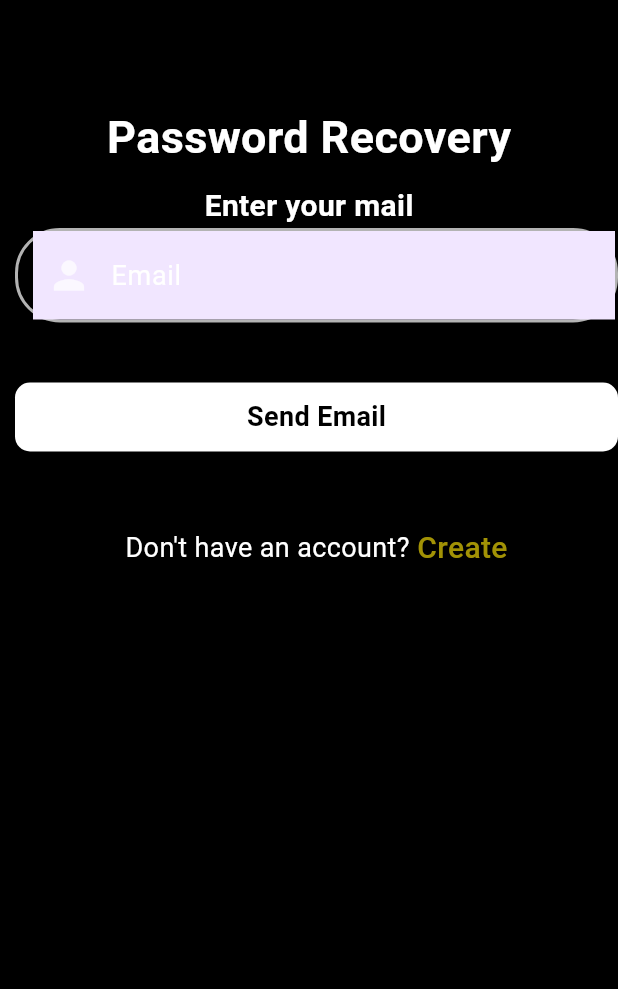
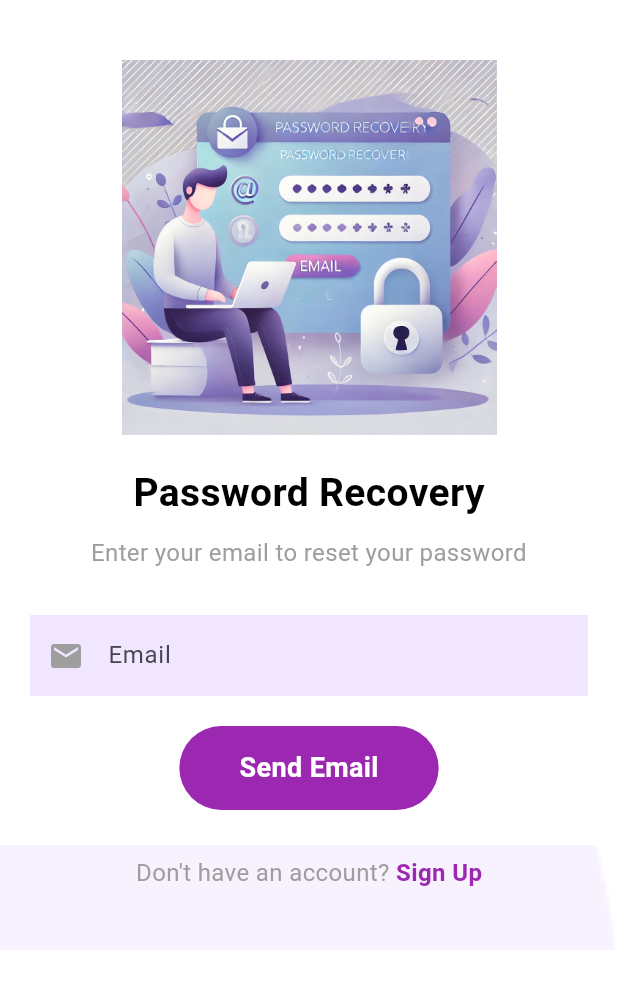
Before and after one commit to cs25d002/ISE-MobileApplication, a Flutter app: the ForgotPassword screen opened directly, on a phone screen of 412 x 824 dp. Shown: the top 989 px of the screen. Run offline on Flutter 3.47's test engine with Material 3 defaults, Android fonts, the phone set to English and light mode, and no system bars; our stand-ins replace cloud_firestore, firebase_auth, firebase_core, flutter_svg, google_sign_in; accounts and stored records are empty.

Commit message:
pulled from main

```diff
--- a/vewha/lib/Screens/Welcome/Login/forgot_password.dart
+++ b/vewha/lib/Screens/Welcome/Login/forgot_password.dart
@@ -1,8 +1,5 @@
-// dependencies
 import 'package:firebase_auth/firebase_auth.dart';
 import 'package:flutter/material.dart';
-
-// page refs
 import '../Signup/signup_screen.dart';
 
 class ForgotPassword extends StatefulWidget {
@@ -14,8 +11,7 @@ class ForgotPassword extends StatefulWidget {
 
 class _ForgotPasswordState extends State<ForgotPassword> {
   String email = "";
-  TextEditingController mailcontroller = new TextEditingController();
-
+  TextEditingController mailcontroller = TextEditingController();
   final _formkey = GlobalKey<FormState>();
 
   resetPassword() async {
@@ -23,151 +19,194 @@ class _ForgotPasswordState extends State<ForgotPassword> {
       await FirebaseAuth.instance.sendPasswordResetEmail(email: email);
       ScaffoldMessenger.of(context).showSnackBar(SnackBar(
         content: Text(
-        "Password Reset Email has been sent !",
+          "Password Reset Email has been sent!",
           style: TextStyle(fontSize: 20.0),
-      )));
+        ),
+      ));
     } on FirebaseAuthException catch (e) {
       if (e.code == "user-not-found") {
         ScaffoldMessenger.of(context).showSnackBar(SnackBar(
           content: Text(
             "No user found for that email.",
             style: TextStyle(fontSize: 20.0),
-        )));
+          ),
+        ));
       }
     }
   }
 
   @override
   Widget build(BuildContext context) {
+    final screenWidth = MediaQuery.of(context).size.width;
+
     return Scaffold(
-      backgroundColor: Colors.black,
-      body: Container(
+      backgroundColor: Colors.white,
+      body: Stack(
+        children: [
+          // Bottom Decorative Image
+          Positioned(
+            bottom: 0,
+            left: 0,
+            right: 0,
+            child: Image.asset(
+              'assets/images/main_bottom.png', // Replace with your bottom image path
+              fit: BoxFit.cover,
+              height: 70,
+            ),
+          ),
+          // Main Content
+          LayoutBuilder(
+            builder: (context, constraints) {
+              if (constraints.maxWidth > 600) {
+                return Row(
+                  children: [
+                    Expanded(
+                      flex: 1,
+                      child: Center(
+                        child: Image.asset(
+                          'assets/images/forgot_pswd.webp',
+                          width: 400,
+                          fit: BoxFit.contain,
+                        ),
+                      ),
+                    ),
+                    Expanded(
+                      flex: 1,
+                      child: SingleChildScrollView(
+                        padding: const EdgeInsets.all(40.0),
+                        child: buildForm(context, screenWidth),
+                      ),
+                    ),
+                  ],
+                );
+              } else {
+                return SingleChildScrollView(
+                  child: Padding(
+                    padding: const EdgeInsets.symmetric(
+                        horizontal: 20, vertical: 40),
                     child: Column(
+                      mainAxisAlignment: MainAxisAlignment.center,
                       children: [
-            SizedBox(
-              height: 70.0,
+                        Image.asset(
+                          'assets/images/forgot_pswd.webp',
+                          height: 250,
+                          fit: BoxFit.contain,
                         ),
-            Container(
-              alignment: Alignment.topCenter,
-              child: Text(
+                        const SizedBox(height: 20),
+                        buildForm(context, screenWidth),
+                      ],
+                    ),
+                  ),
+                );
+              }
+            },
+          ),
+        ],
+      ),
+    );
+  }
+
+  Widget buildForm(BuildContext context, double screenWidth) {
+    return Column(
+      crossAxisAlignment: CrossAxisAlignment.center,
+      children: [
+        const Text(
           "Password Recovery",
           style: TextStyle(
-                    color: Colors.white,
-                    fontSize: 30.0,
-                    fontWeight: FontWeight.bold),
+            fontSize: 26,
+            fontWeight: FontWeight.bold,
+            color: Colors.black,
           ),
         ),
-            SizedBox(
-              height: 10.0,
+        const SizedBox(height: 10),
+        const Text(
+          "Enter your email to reset your password",
+          textAlign: TextAlign.center,
+          style: TextStyle(
+            fontSize: 16,
+            color: Colors.grey,
           ),
-            Text(
-              "Enter your mail",
-              style: TextStyle(
-                  color: Colors.white,
-                  fontSize: 20.0,
-                  fontWeight: FontWeight.bold),
         ),
-            Expanded(
-                child: Form(
+        const SizedBox(height: 30),
+        Form(
           key: _formkey,
-                    child: Padding(
-                      padding: EdgeInsets.only(left: 10.0),
-                      child: ListView(
-                        children: [
-                          Container(
-                            padding: EdgeInsets.only(left: 10.0),
+          child: Container(
             decoration: BoxDecoration(
-                              border:
-                                  Border.all(color: Colors.white70, width: 2.0),
+              color: Colors.grey[200],
               borderRadius: BorderRadius.circular(30),
             ),
             child: TextFormField(
+              controller: mailcontroller,
               validator: (value) {
                 if (value == null || value.isEmpty) {
-                                  return 'Please Enter Email';
+                  return 'Please enter your email';
                 }
                 return null;
               },
-                              controller: mailcontroller,
-                              style: TextStyle(color: Colors.white),
+              onChanged: (value) => email = value,
               decoration: InputDecoration(
                 hintText: "Email",
-                                  hintStyle: TextStyle(
-                                      fontSize: 18.0, color: Colors.white),
-                                  prefixIcon: Icon(
-                                    Icons.person,
-                                    color: Colors.white70,
-                                    size: 30.0,
-                                  ),
-                                  border: InputBorder.none),
+                prefixIcon: Icon(Icons.email, color: Colors.grey),
+                border: InputBorder.none,
+                contentPadding: const EdgeInsets.symmetric(
+                  vertical: 15,
+                  horizontal: 20,
                 ),
               ),
-                          SizedBox(
-                            height: 40.0,
+              style: TextStyle(fontSize: 16),
             ),
+          ),
+        ),
+        const SizedBox(height: 20),
         GestureDetector(
           onTap: () {
-                              if(_formkey.currentState!.validate()){
-                                setState(() {
-                                  email=mailcontroller.text;
-                                });
+            if (_formkey.currentState!.validate()) {
               resetPassword();
             }
           },
           child: Container(
-                              width: 140,
-                              padding: EdgeInsets.all(10),
+            padding: const EdgeInsets.symmetric(vertical: 15, horizontal: 40),
             decoration: BoxDecoration(
-                                  color: Colors.white,
-                                  borderRadius: BorderRadius.circular(10)),
-                              child: Center(
-                                child: Text(
+              color: Colors.purple,
+              borderRadius: BorderRadius.circular(30),
+            ),
+            child: const Text(
               "Send Email",
               style: TextStyle(
-                                      color: Colors.black,
-                                      fontSize: 18.0,
-                                      fontWeight: FontWeight.bold),
+                color: Colors.white,
+                fontSize: 18,
+                fontWeight: FontWeight.bold,
               ),
             ),
           ),
         ),
-                          SizedBox(
-                            height: 50.0,
-                          ),
+        const SizedBox(height: 30),
         Row(
           mainAxisAlignment: MainAxisAlignment.center,
           children: [
-                              Text(
+            const Text(
               "Don't have an account?",
-                                style: TextStyle(
-                                    fontSize: 18.0, color: Colors.white),
-                              ),
-                              SizedBox(
-                                width: 5.0,
+              style: TextStyle(fontSize: 16, color: Colors.grey),
             ),
             GestureDetector(
               onTap: () {
                 Navigator.push(
                   context,
-                                      MaterialPageRoute(
-                                          builder: (context) => SignUpScreen()));
+                  MaterialPageRoute(builder: (context) => SignUpScreen()),
+                );
               },
-                                child: Text(
-                                  "Create",
+              child: const Text(
+                " Sign Up",
                 style: TextStyle(
-                                      color: Color.fromARGB(225, 184, 166, 6),
-                                      fontSize: 20.0,
-                                      fontWeight: FontWeight.w500),
+                  fontSize: 16,
+                  fontWeight: FontWeight.bold,
+                  color: Colors.purple,
                 ),
-                              )
-                            ],
-                          )
+              ),
+            ),
           ],
         ),
-                    ))),
       ],
-        ),
-      ),
     );
   }
 }
```
Also changed, not shown: vewha/assets/images/forgot_pswd.webp (added), vewha/lib/Screens/Welcome/components/socal_sign_up.dart (line endings or trailing spaces). Lines whose indentation alone changed are shown as unchanged.
